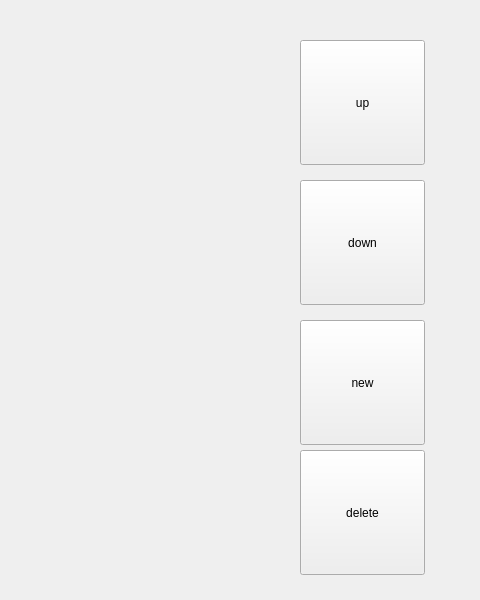
RDRR7/Examen2, file fotoalbum.ui: the form before one commit; both pictures show x 320 to 800 and y 0 to 600 of the 800 by 600 pixel window.
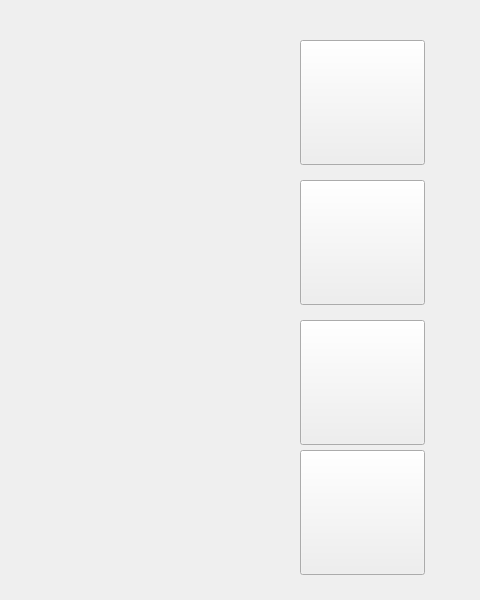
The form after the commit. Icons and pictures are not drawn.

```diff
--- a/fotoalbum.ui
+++ b/fotoalbum.ui
@@ -48,8 +48,11 @@
      <height>125</height>
     </rect>
    </property>
+   <property name="styleSheet">
+    <string notr="true">background-image: url(:/up.jpg);</string>
+   </property>
    <property name="text">
-    <string>up</string>
+    <string/>
    </property>
   </widget>
   <widget class="QPushButton" name="pushButton_down">
@@ -61,8 +64,11 @@
      <height>125</height>
     </rect>
    </property>
+   <property name="styleSheet">
+    <string notr="true">background-image: url(:/down.jpg);</string>
+   </property>
    <property name="text">
-    <string>down</string>
+    <string/>
    </property>
   </widget>
   <widget class="QPushButton" name="pushButton_new">
@@ -74,8 +80,11 @@
      <height>125</height>
     </rect>
    </property>
+   <property name="styleSheet">
+    <string notr="true">background-image: url(:/plus.jpg);</string>
+   </property>
    <property name="text">
-    <string>new</string>
+    <string/>
    </property>
   </widget>
   <widget class="QPushButton" name="pushButton_delete">
@@ -87,8 +96,11 @@
      <height>125</height>
     </rect>
    </property>
+   <property name="styleSheet">
+    <string notr="true">background-image: url(:/delete.jpg);</string>
+   </property>
    <property name="text">
-    <string>delete</string>
+    <string/>
    </property>
   </widget>
  </widget>
```
Left out of the diff: 2 changed lines with no effect on the pictures.
